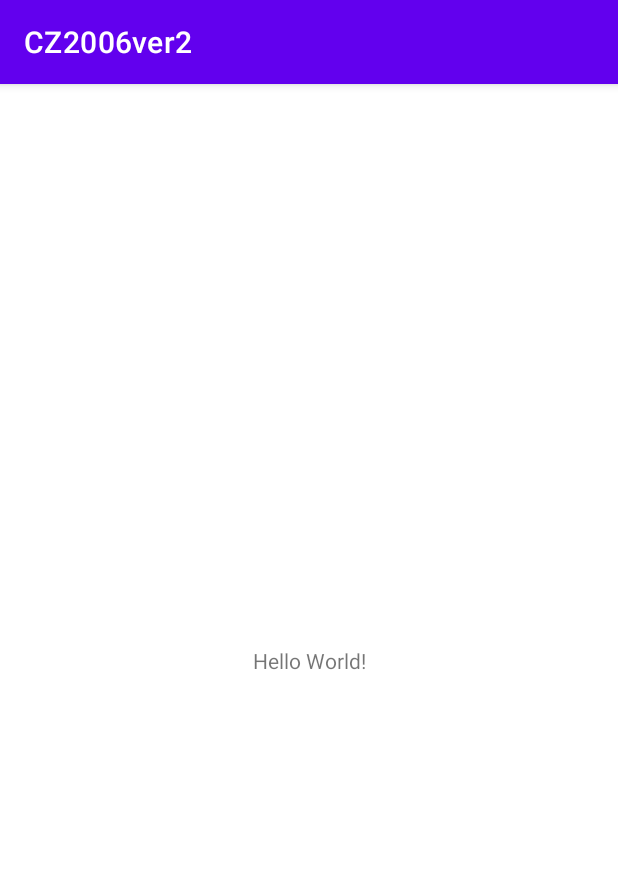
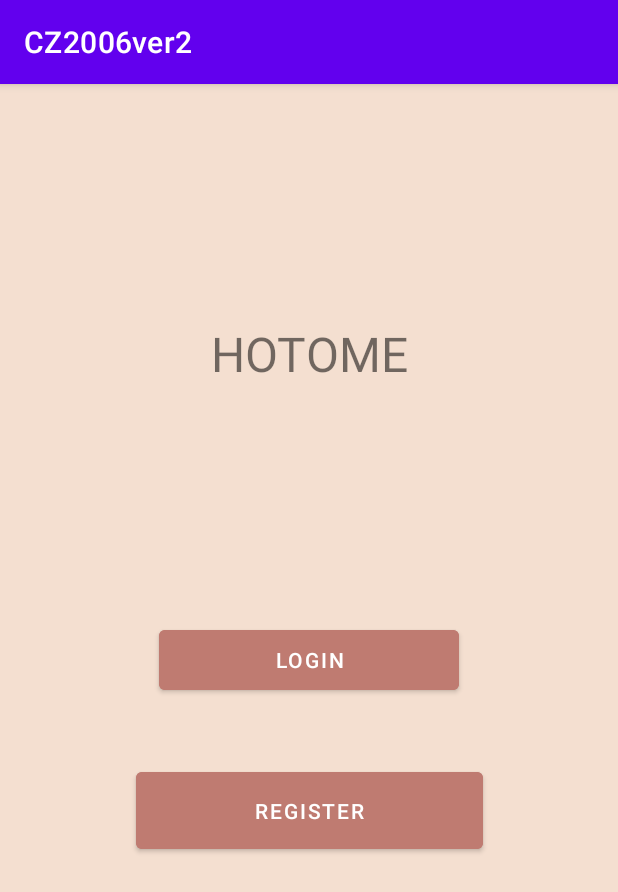
Before and after one commit to kombucha7/CZ2006, an Android app: the screen it shows after launch (MainActivity), on a phone screen of 412 x 824 dp. Shown: the top 892 px of the screen. Run offline under Robolectric (Android 15) with nearby library versions, the phone set to English and light mode, and no system bars.

Commit message:
Added previous activity_main.xml

```diff
--- a/CZ2006ver2/app/src/main/res/layout/activity_main.xml
+++ b/CZ2006ver2/app/src/main/res/layout/activity_main.xml
@@ -4,15 +4,49 @@
     xmlns:tools="http://schemas.android.com/tools"
     android:layout_width="match_parent"
     android:layout_height="match_parent"
+    android:background="@color/background"
     tools:context=".MainActivity">
 
     <TextView
         android:layout_width="wrap_content"
         android:layout_height="wrap_content"
-        android:text="Hello World!"
+        android:text="HOTOME"
+        android:textSize="32dp"
         app:layout_constraintBottom_toBottomOf="parent"
         app:layout_constraintLeft_toLeftOf="parent"
         app:layout_constraintRight_toRightOf="parent"
-        app:layout_constraintTop_toTopOf="parent" />
+        app:layout_constraintTop_toTopOf="parent"
+        app:layout_constraintVertical_bias="0.218" />
+
+    <Button
+        android:id="@+id/button"
+        android:layout_width="200dp"
+        android:layout_height="52dp"
+        app:layout_constraintBottom_toBottomOf="parent"
+        app:layout_constraintLeft_toLeftOf="parent"
+        app:layout_constraintRight_toRightOf="parent"
+        app:layout_constraintTop_toTopOf="parent"
+        android:text="Login"
+        android:layout_alignParentLeft="true"
+        android:layout_alignParentTop="true"
+        android:backgroundTint="@color/button"
+        tools:layout_editor_absoluteX="105dp"
+        tools:layout_editor_absoluteY="328dp"
+        tools:ignore="MissingConstraints" />
+
+    <Button
+        android:id="@+id/button2"
+        android:layout_width="231dp"
+        android:layout_height="63dp"
+        app:layout_constraintBottom_toBottomOf="parent"
+        app:layout_constraintLeft_toLeftOf="parent"
+        app:layout_constraintRight_toRightOf="parent"
+        app:layout_constraintTop_toTopOf="parent"
+        android:layout_marginTop="200dp"
+        android:backgroundTint="@color/button"
+        android:text="Register"
+        tools:layout_editor_absoluteX="90dp"
+        tools:layout_editor_absoluteY="497dp"
+        tools:ignore="MissingConstraints" />
 
 </androidx.constraintlayout.widget.ConstraintLayout>
```
